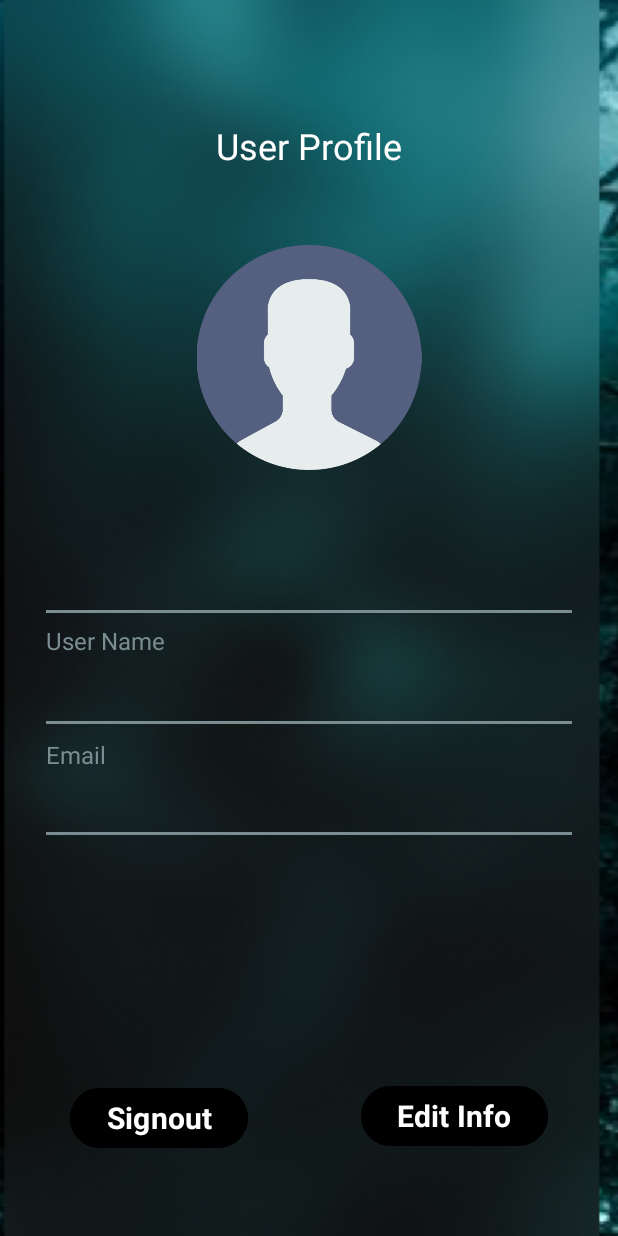
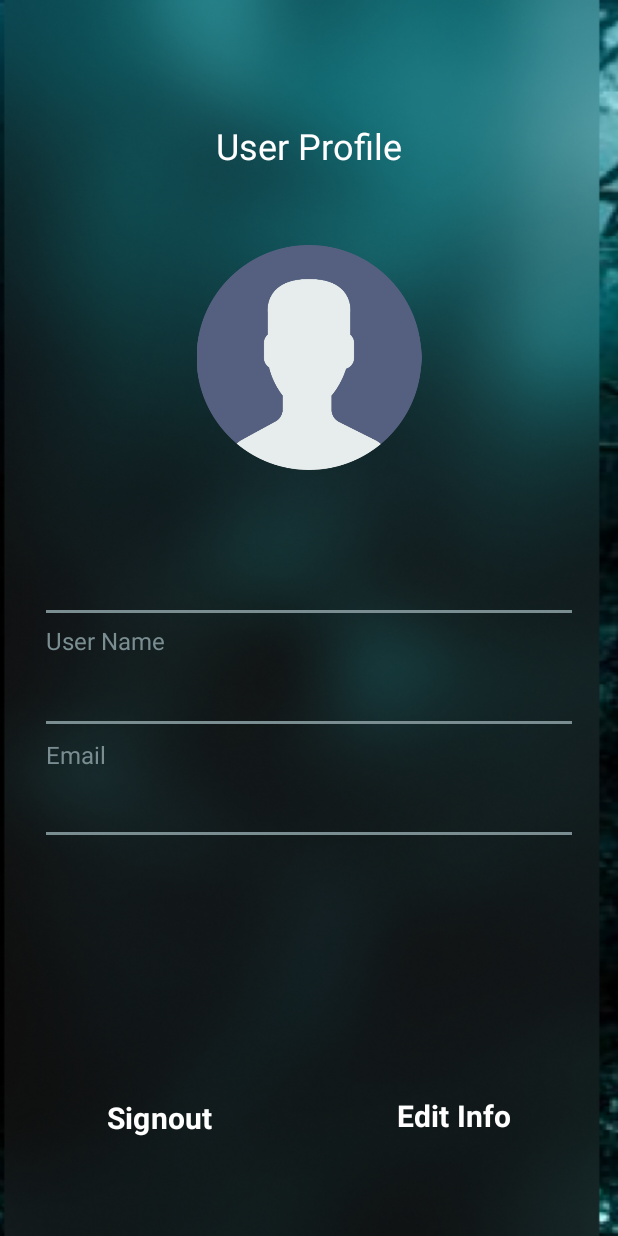
Before and after one commit to dilmiishara/Plan-Ease, an Android app: the UserInfo screen opened directly, with no data from a screen before it, on a phone screen of 412 x 824 dp. Run offline under Robolectric (Android 15) with nearby library versions, the phone set to English and light mode, and no system bars; Roboto replaces fonts that are not available here.

Commit message:
updated xml

```diff
--- a/app/src/main/res/layout/activity_user_info.xml
+++ b/app/src/main/res/layout/activity_user_info.xml
@@ -154,7 +154,7 @@
                     android:layout_marginEnd="16dp"
                     android:layout_marginBottom="25dp"
                     android:text="Edit Info"
-                    android:backgroundTint="#000000"
+                    android:backgroundTint="#00000000"
                     android:fontFamily="@font/istok_web"
                     android:textColor="@color/white"
                     android:textSize="20dp"
@@ -168,7 +168,7 @@
                     android:layout_height="wrap_content"
                     android:layout_marginStart="16dp"
                     android:layout_marginBottom="24dp"
-                    android:backgroundTint="#000000"
+                    android:backgroundTint="#00000000"
                     android:fontFamily="@font/istok_web"
                     android:text="Signout"
                     android:textColor="@color/white"
```
